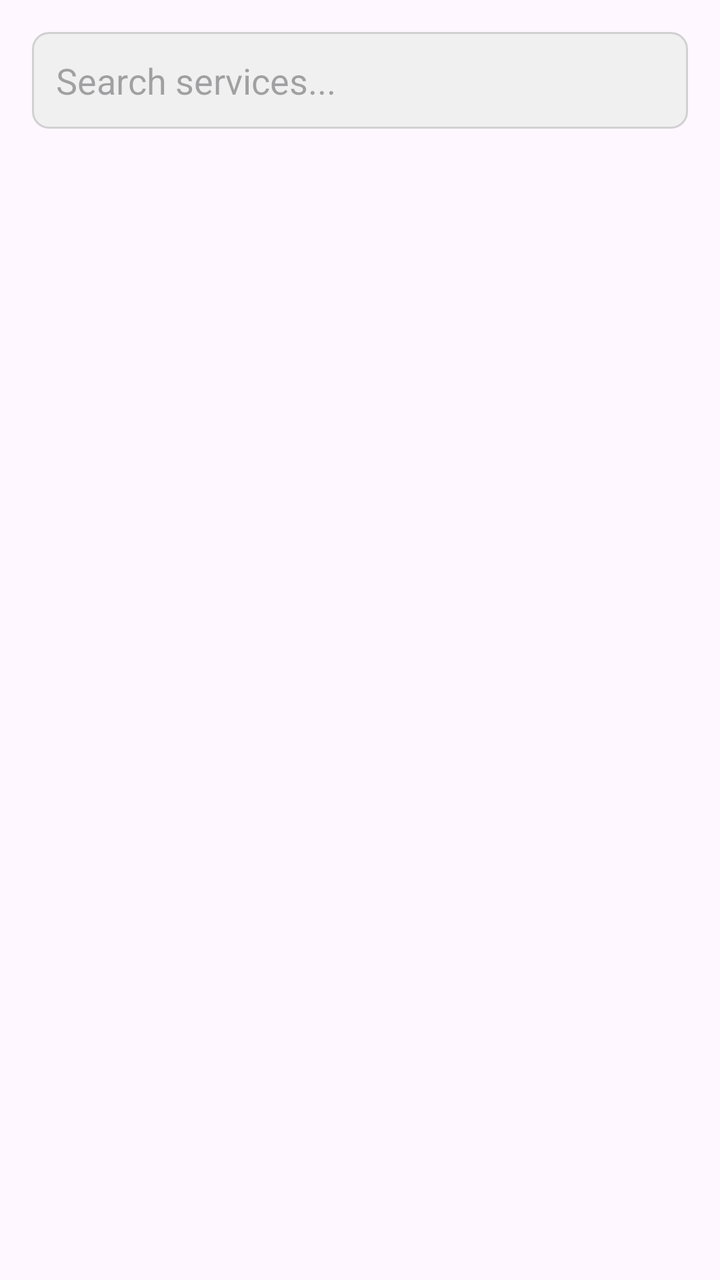
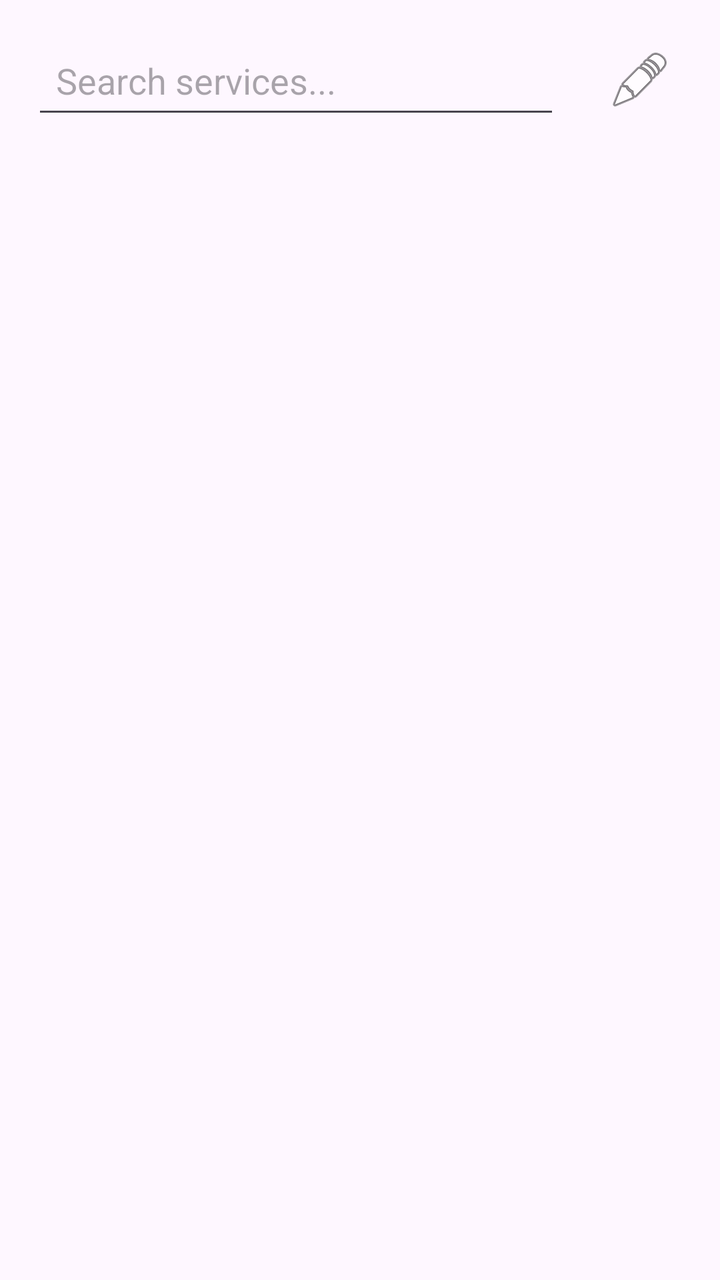

The first picture is an Android layout as it rendered before a commit; the second is the same layout after the commit. The layout source and the unified diff follow.
<!-- AndroidManifest.xml: application theme Theme.HomeService -->
<!-- res/layout/fragment_search.xml -->
<?xml version="1.0" encoding="utf-8"?>
<LinearLayout xmlns:android="http://schemas.android.com/apk/res/android"
    android:layout_width="match_parent"
    android:layout_height="match_parent"
    android:orientation="vertical"
    android:padding="8dp">

    <EditText
        android:id="@+id/etSearch"
        android:layout_width="match_parent"
        android:layout_height="wrap_content"
        android:hint="Search services..."
        android:padding="12dp"
        android:layout_margin="8dp"
        android:background="@drawable/search_bg" />

    <androidx.recyclerview.widget.RecyclerView
        android:id="@+id/rvSearchResults"
        android:layout_width="match_parent"
        android:layout_height="match_parent" />

</LinearLayout>
<!-- resources referenced by this layout -->
<resources>
  <!-- drawable search_bg (drawable) -->
  <?xml version="1.0" encoding="utf-8"?>
  <shape xmlns:android="http://schemas.android.com/apk/res/android">
      <solid android:color="#F0F0F0"/>
      <corners android:radius="8dp"/>
      <stroke android:width="1dp" android:color="#D0D0D0"/>
  </shape>
  <style name="Theme.HomeService" parent="Base.Theme.HomeService" />
  <style name="Base.Theme.HomeService" parent="Theme.Material3.DayNight.NoActionBar">
          
          
      </style>
</resources>

<!-- the commit's change to res/layout/fragment_search.xml (unified diff, before → after) -->
@@ -5,14 +5,31 @@
     android:orientation="vertical"
     android:padding="8dp">
 
-    <EditText
-        android:id="@+id/etSearch"
+    <LinearLayout
         android:layout_width="match_parent"
         android:layout_height="wrap_content"
-        android:hint="Search services..."
-        android:padding="12dp"
-        android:layout_margin="8dp"
-        android:background="@drawable/search_bg" />
+        android:orientation="horizontal"
+        android:gravity="center_vertical">
+
+        <EditText
+            android:id="@+id/etSearch"
+            android:layout_width="0dp"
+            android:layout_height="wrap_content"
+            android:layout_weight="1"
+            android:hint="Search services..."
+            android:padding="12dp"
+            android:layout_margin="8dp" />
+
+        <ImageButton
+            android:id="@+id/btnFilter"
+            android:layout_width="48dp"
+            android:layout_height="48dp"
+            android:src="@android:drawable/ic_menu_edit"
+            android:background="?attr/selectableItemBackgroundBorderless"
+            android:padding="12dp"
+            android:layout_margin="8dp"
+            android:contentDescription="Filter" />
+    </LinearLayout>
 
     <androidx.recyclerview.widget.RecyclerView
         android:id="@+id/rvSearchResults"
<!-- resource entries referenced after the edit -->
@@ -1,12 +1,5 @@
 <!-- resources referenced by this layout -->
 <resources>
-  <!-- drawable search_bg (drawable) -->
-  <?xml version="1.0" encoding="utf-8"?>
-  <shape xmlns:android="http://schemas.android.com/apk/res/android">
-      <solid android:color="#F0F0F0"/>
-      <corners android:radius="8dp"/>
-      <stroke android:width="1dp" android:color="#D0D0D0"/>
-  </shape>
   <style name="Theme.HomeService" parent="Base.Theme.HomeService" />
   <style name="Base.Theme.HomeService" parent="Theme.Material3.DayNight.NoActionBar">
           
